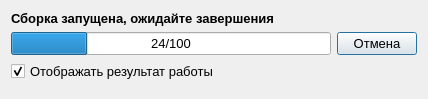
This is Japuzzle/Japuzzle/DialogSolve.ui in DevilCCCP/Code as Qt 5 draws it before an edit. The edited form follows.
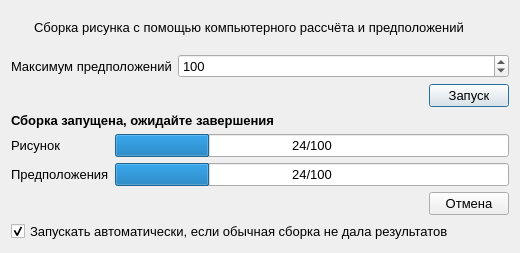
This is the edited form. Icons and pictures are not drawn.

Diff of the .ui file:
```diff
--- a/Japuzzle/Japuzzle/DialogSolve.ui
+++ b/Japuzzle/Japuzzle/DialogSolve.ui
@@ -6,8 +6,8 @@
    <rect>
     <x>0</x>
     <y>0</y>
-    <width>428</width>
-    <height>99</height>
+    <width>520</width>
+    <height>253</height>
    </rect>
   </property>
   <property name="font">
@@ -24,6 +24,132 @@
   </property>
   <layout class="QVBoxLayout" name="verticalLayout">
    <item>
+    <widget class="QWidget" name="widgetInfo" native="true">
+     <layout class="QHBoxLayout" name="horizontalLayout">
+      <item>
+       <widget class="QLabel" name="label_4">
+        <property name="sizePolicy">
+         <sizepolicy hsizetype="Maximum" vsizetype="Preferred">
+          <horstretch>0</horstretch>
+          <verstretch>0</verstretch>
+         </sizepolicy>
+        </property>
+        <property name="text">
+         <string/>
+        </property>
+        <property name="pixmap">
+         <pixmap resource="Japuzzle.qrc">:/Icons/Game Solve Ai 128x128.png</pixmap>
+        </property>
+       </widget>
+      </item>
+      <item>
+       <widget class="QLabel" name="label_5">
+        <property name="text">
+         <string>Сборка рисунка с помощью компьютерного рассчёта и предположений</string>
+        </property>
+        <property name="wordWrap">
+         <bool>true</bool>
+        </property>
+       </widget>
+      </item>
+     </layout>
+    </widget>
+   </item>
+   <item>
+    <spacer name="verticalSpacer_2">
+     <property name="orientation">
+      <enum>Qt::Vertical</enum>
+     </property>
+     <property name="sizeHint" stdset="0">
+      <size>
+       <width>20</width>
+       <height>40</height>
+      </size>
+     </property>
+    </spacer>
+   </item>
+   <item>
+    <widget class="QWidget" name="widgetParams" native="true">
+     <layout class="QVBoxLayout" name="verticalLayout_3">
+      <property name="leftMargin">
+       <number>0</number>
+      </property>
+      <property name="topMargin">
+       <number>0</number>
+      </property>
+      <property name="rightMargin">
+       <number>0</number>
+      </property>
+      <property name="bottomMargin">
+       <number>0</number>
+      </property>
+      <item>
+       <layout class="QGridLayout" name="gridLayout_2">
+        <item row="0" column="1">
+         <widget class="QSpinBox" name="spinBoxMaxProp">
+          <property name="maximum">
+           <number>1000</number>
+          </property>
+          <property name="singleStep">
+           <number>10</number>
+          </property>
+          <property name="value">
+           <number>100</number>
+          </property>
+         </widget>
+        </item>
+        <item row="0" column="0">
+         <widget class="QLabel" name="label_6">
+          <property name="text">
+           <string>Максимум предположений</string>
+          </property>
+         </widget>
+        </item>
+        <item row="1" column="1">
+         <layout class="QHBoxLayout" name="horizontalLayout_4">
+          <item>
+           <spacer name="horizontalSpacer_2">
+            <property name="orientation">
+             <enum>Qt::Horizontal</enum>
+            </property>
+            <property name="sizeHint" stdset="0">
+             <size>
+              <width>40</width>
+              <height>20</height>
+             </size>
+            </property>
+           </spacer>
+          </item>
+          <item>
+           <widget class="QPushButton" name="pushButtonStart">
+            <property name="text">
+             <string>Запуск</string>
+            </property>
+           </widget>
+          </item>
+         </layout>
+        </item>
+       </layout>
+      </item>
+     </layout>
+    </widget>
+   </item>
+   <item>
+    <widget class="QWidget" name="widgetSolve" native="true">
+     <layout class="QVBoxLayout" name="verticalLayout_2">
+      <property name="leftMargin">
+       <number>0</number>
+      </property>
+      <property name="topMargin">
+       <number>0</number>
+      </property>
+      <property name="rightMargin">
+       <number>0</number>
+      </property>
+      <property name="bottomMargin">
+       <number>0</number>
+      </property>
+      <item>
     <widget class="QLabel" name="label">
      <property name="font">
       <font>
@@ -39,8 +165,8 @@
     </widget>
    </item>
    <item>
-    <layout class="QHBoxLayout" name="horizontalLayout">
-     <item>
+       <layout class="QGridLayout" name="gridLayout">
+        <item row="0" column="1">
       <widget class="QProgressBar" name="progressBarMain">
        <property name="value">
         <number>24</number>
@@ -50,6 +176,45 @@
        </property>
       </widget>
      </item>
+        <item row="0" column="0">
+         <widget class="QLabel" name="label_3">
+          <property name="text">
+           <string>Рисунок</string>
+          </property>
+         </widget>
+        </item>
+        <item row="1" column="0">
+         <widget class="QLabel" name="label_2">
+          <property name="text">
+           <string>Предположения</string>
+          </property>
+         </widget>
+        </item>
+        <item row="1" column="1">
+         <widget class="QProgressBar" name="progressBarProp">
+          <property name="value">
+           <number>24</number>
+          </property>
+          <property name="format">
+           <string>%v/%m</string>
+          </property>
+         </widget>
+        </item>
+        <item row="2" column="1">
+         <layout class="QHBoxLayout" name="horizontalLayout_3">
+          <item>
+           <spacer name="horizontalSpacer">
+            <property name="orientation">
+             <enum>Qt::Horizontal</enum>
+            </property>
+            <property name="sizeHint" stdset="0">
+             <size>
+              <width>40</width>
+              <height>20</height>
+             </size>
+            </property>
+           </spacer>
+          </item>
      <item>
       <widget class="QPushButton" name="pushButtonCancel">
        <property name="text">
@@ -59,10 +224,15 @@
      </item>
     </layout>
    </item>
+       </layout>
+      </item>
+     </layout>
+    </widget>
+   </item>
    <item>
     <widget class="QCheckBox" name="checkBoxShow">
      <property name="text">
-      <string>Отображать результат работы</string>
+      <string>Запускать автоматически, если обычная сборка не дала результатов</string>
      </property>
      <property name="checked">
       <bool>true</bool>
```
Left out of the diff: 6 changed lines with no effect on the pictures. Lines whose indentation alone changed are shown as unchanged.
